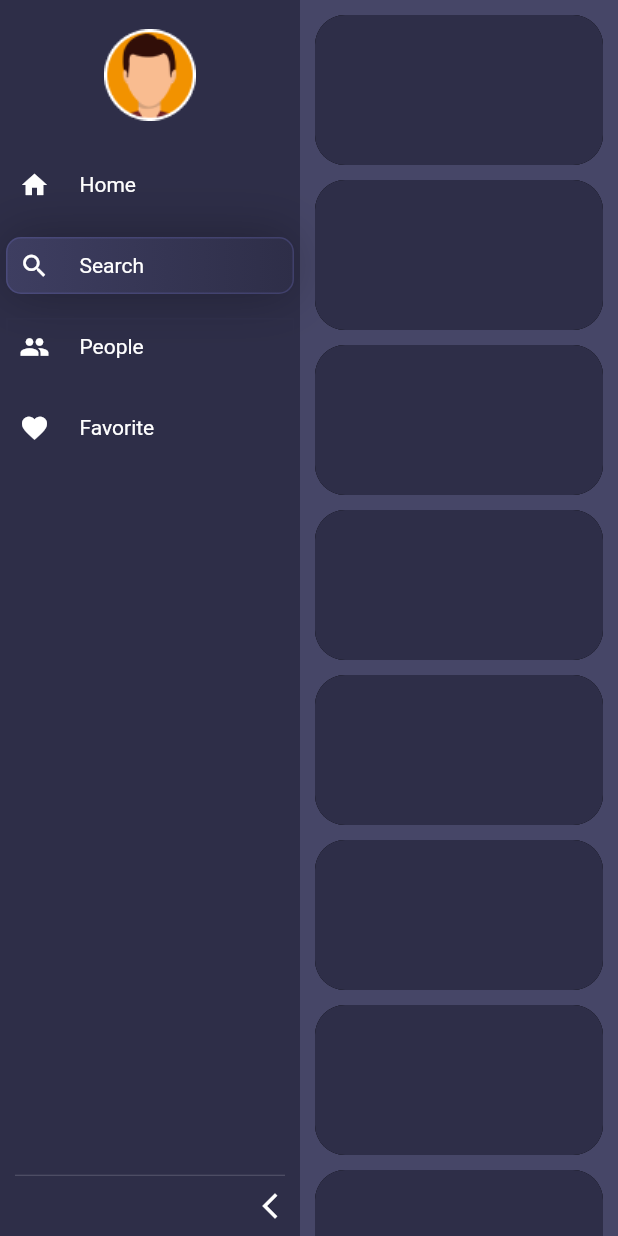
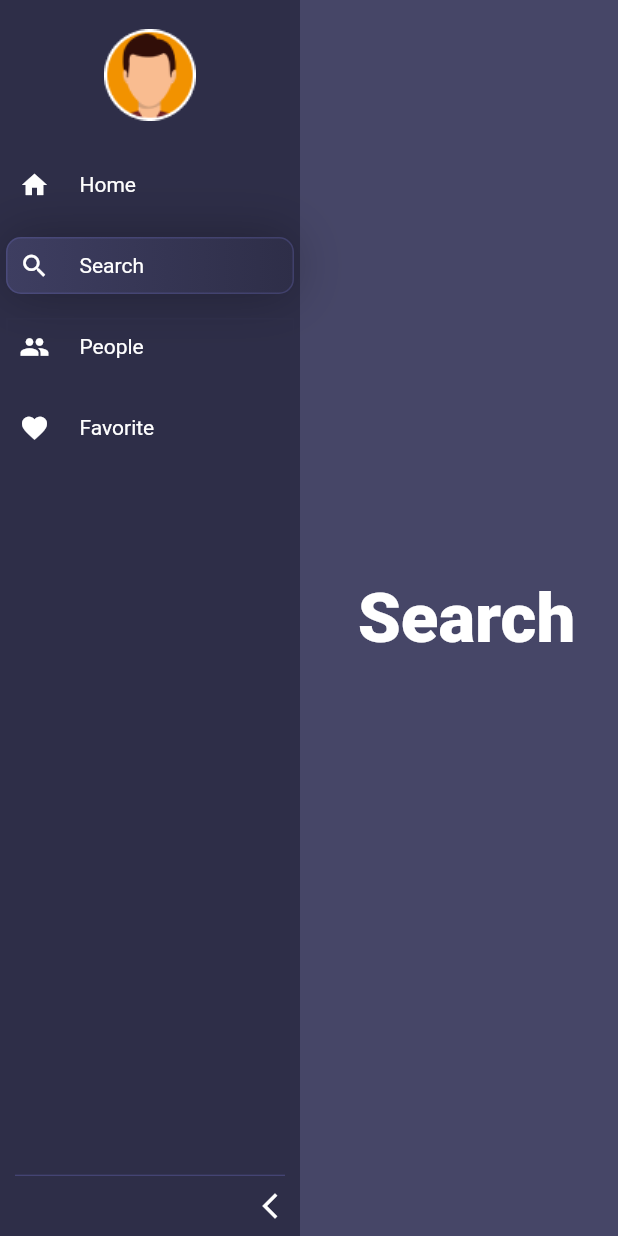
Before and after one commit to Frezyx/sidebarx, a Flutter app: the screen it shows after launch, after a tap on the "arrow forward ios" icon, after a tap on "Search", on a phone screen of 412 x 824 dp. Run offline on Flutter 3.47's test engine with Material 2 defaults, Android fonts, the phone set to English and light mode, and no system bars.

Commit message:
Update example

```diff
--- a/example/lib/main.dart
+++ b/example/lib/main.dart
@@ -1,28 +1,30 @@
 import 'package:flutter/material.dart';
 import 'package:sidebarx/sidebarx.dart';
 
-const primaryColor = Color(0xFF685BFF);
-const canvasColor = Color(0xFF2E2E48);
-const scaffoldBackgroundColor = Color(0xFF464667);
-const accentCanvasColor = Color(0xFF3E3E61);
-
 void main() {
-  runApp(MyApp());
+  runApp(SidebarXExampleApp());
 }
 
-class MyApp extends StatelessWidget {
-  MyApp({Key? key}) : super(key: key);
+class SidebarXExampleApp extends StatelessWidget {
+  SidebarXExampleApp({Key? key}) : super(key: key);
 
   final _controller = SidebarXController(selectedIndex: 0);
 
   @override
   Widget build(BuildContext context) {
     return MaterialApp(
-      title: 'Flutter Demo',
+      title: 'SidebarX Example',
       theme: ThemeData(
         primaryColor: primaryColor,
         canvasColor: canvasColor,
         scaffoldBackgroundColor: scaffoldBackgroundColor,
+        textTheme: const TextTheme(
+          headline5: TextStyle(
+            color: Colors.white,
+            fontSize: 46,
+            fontWeight: FontWeight.w800,
+          ),
+        ),
       ),
       home: Scaffold(
         body: Row(
@@ -45,7 +47,7 @@ class MyApp extends StatelessWidget {
                 selectedItemDecoration: BoxDecoration(
                   borderRadius: BorderRadius.circular(10),
                   border: Border.all(
-                    color: const Color(0xFF5F5FA7).withOpacity(0.37),
+                    color: actionColor.withOpacity(0.37),
                   ),
                   gradient: const LinearGradient(
                     colors: [accentCanvasColor, canvasColor],
@@ -69,6 +71,7 @@ class MyApp extends StatelessWidget {
                 ),
                 margin: EdgeInsets.only(right: 10),
               ),
+              footerDivider: divider,
               headerBuilder: (context, extended) {
                 return SizedBox(
                   height: 100,
@@ -100,7 +103,11 @@ class MyApp extends StatelessWidget {
                 ),
               ],
             ),
-            const _ScreensExample(),
+            Expanded(
+              child: Center(
+                child: _ScreensExample(controller: _controller),
+              ),
+            ),
           ],
         ),
       ),
@@ -111,12 +118,20 @@ class MyApp extends StatelessWidget {
 class _ScreensExample extends StatelessWidget {
   const _ScreensExample({
     Key? key,
+    required this.controller,
   }) : super(key: key);
+
+  final SidebarXController controller;
 
   @override
   Widget build(BuildContext context) {
-    return Expanded(
-      child: ListView.builder(
+    final theme = Theme.of(context);
+    return AnimatedBuilder(
+      animation: controller,
+      builder: (context, child) {
+        switch (controller.selectedIndex) {
+          case 0:
+            return ListView.builder(
               padding: const EdgeInsets.only(top: 10),
               itemBuilder: (context, index) => Container(
                 height: 100,
@@ -128,7 +143,39 @@ class _ScreensExample extends StatelessWidget {
                   boxShadow: const [BoxShadow()],
                 ),
               ),
-      ),
+            );
+          case 1:
+            return Text(
+              'Search',
+              style: theme.textTheme.headline5,
+            );
+          case 2:
+            return Text(
+              'Peoples',
+              style: theme.textTheme.headline5,
+            );
+          case 3:
+            return Text(
+              'Favorites',
+              style: theme.textTheme.headline5,
+            );
+          default:
+            return Text(
+              'Not found page',
+              style: theme.textTheme.headline5,
+            );
+        }
+      },
     );
   }
 }
+
+const primaryColor = Color(0xFF685BFF);
+const canvasColor = Color(0xFF2E2E48);
+const scaffoldBackgroundColor = Color(0xFF464667);
+const accentCanvasColor = Color(0xFF3E3E61);
+const white = Colors.white;
+final actionColor = const Color(0xFF5F5FA7).withOpacity(0.6);
+
+final divider =
+    Divider(color: actionColor, endIndent: 10, indent: 10, height: 1);
```
Lines whose indentation alone changed are shown as unchanged.
